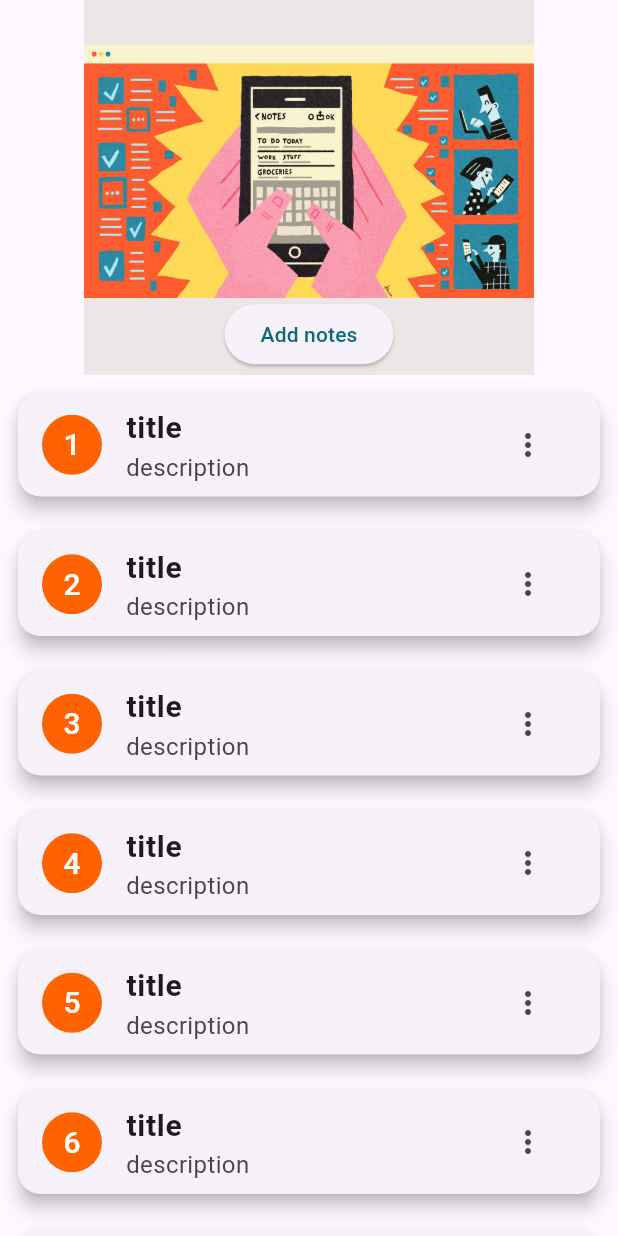
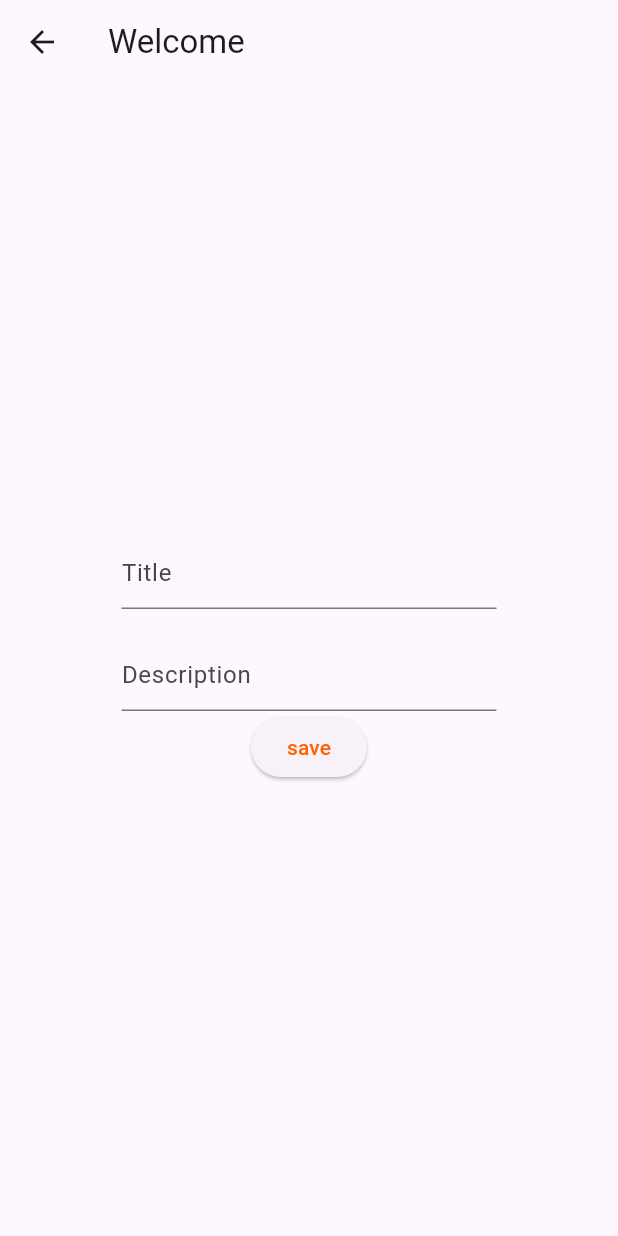
Before and after one commit to Ayishamarva7998/API_TodoApp, a Flutter app: the screen it shows after launch, after a tap on "Add notes", on a phone screen of 412 x 824 dp. Run offline on Flutter 3.47's test engine with Material 3 defaults, Android fonts, the phone set to English and light mode, and no system bars.

Commit message:
add screen added

```diff
--- /dev/null
+++ b/flutter_application_1/lib/add_screen.dart
@@ -0,0 +1,61 @@
+import 'package:flutter/material.dart';
+import 'home.dart';
+
+class Addscreen extends StatelessWidget {
+  const Addscreen({Key? key}) : super(key: key);
+
+  @override
+  Widget build(BuildContext context) {
+    TextEditingController title = TextEditingController();
+    TextEditingController description = TextEditingController();
+
+    return SafeArea(
+      child: Scaffold(
+        appBar: AppBar(
+          title: const Text("Welcome"),
+          leading: IconButton(
+            onPressed: () {
+              Navigator.push(
+                context,
+                MaterialPageRoute(builder: (context) => const Home()),
+              );
+            },
+            icon: const Icon(Icons.arrow_back),
+          ),
+        ),
+        body: Center(
+          child: Padding(
+            padding: const EdgeInsets.all(16.0),
+            child: Column(
+              mainAxisAlignment: MainAxisAlignment.center,
+              children: [
+                SizedBox(
+                  width: 250,
+                  child: TextFormField(
+                    controller: title,
+                    decoration: const InputDecoration(
+                      hintText: "Title",
+                    ),
+                  ),
+                ),
+                const SizedBox(
+                  height: 20, // Adjust the height as needed
+                ),
+                SizedBox(
+                  width: 250, // Adjust the width as needed
+                  child: TextFormField(
+                    controller: description,
+                    decoration: const InputDecoration(
+                      hintText: "Description",
+                    ),
+                  ),
+                ),
+                ElevatedButton(onPressed: (){}, child: const Text("save",style: TextStyle(color:Color.fromARGB(255, 255, 98, 0), ),))
+              ],
+            ),
+          ),
+        ),
+      ),
+    );
+  }
+}
--- a/flutter_application_1/lib/home.dart
+++ b/flutter_application_1/lib/home.dart
@@ -1,4 +1,5 @@
 import 'package:flutter/material.dart';
+import 'package:flutter_application_1/add_screen.dart';
 
 class Home extends StatelessWidget {
   const Home({Key? key}) : super(key: key);
@@ -22,7 +23,9 @@ class Home extends StatelessWidget {
                       ),
                       Image.asset("assets/note3.jpg"),
                       ElevatedButton(
-                          onPressed: () {},
+                          onPressed: () {
+                            Navigator.push(context, MaterialPageRoute(builder: (context) => Addscreen(),));
+                          },
                           child: Text(
                             "Add notes",
                             style: TextStyle(
```
